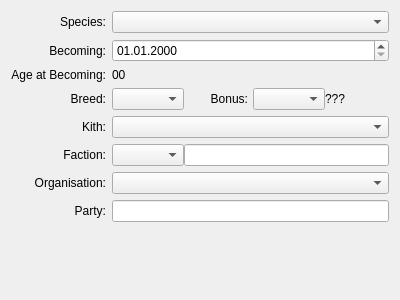
Old version of the form ui/ui_TemplateWidget.ui in the repository Kamduis/SoulCreator.
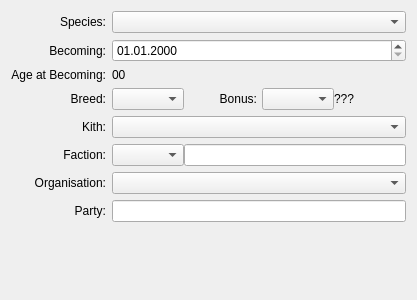
New version of the form. Custom widgets are drawn as their Qt base class.

Diff of the .ui file:
```diff
--- a/ui/ui_TemplateWidget.ui
+++ b/ui/ui_TemplateWidget.ui
@@ -6,7 +6,7 @@
    <rect>
     <x>0</x>
     <y>0</y>
-    <width>400</width>
+    <width>417</width>
     <height>300</height>
    </rect>
   </property>
```
